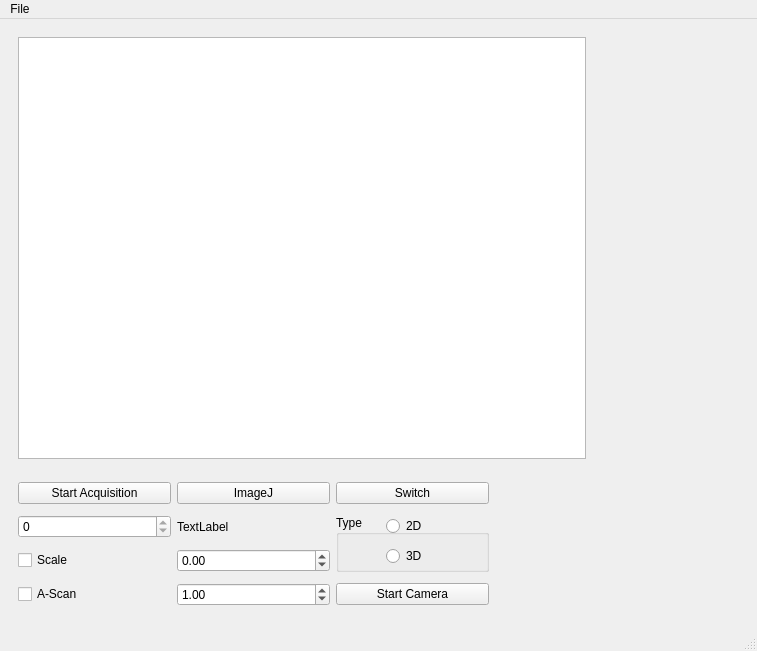
First picture: the form in front_window2.ui, repository bernardokyotoku/oct, before the edit.
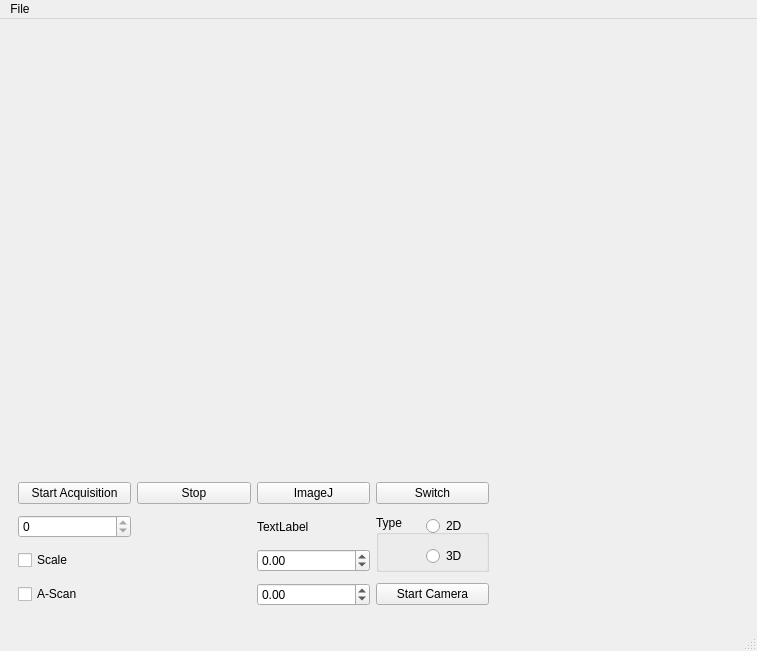
Second picture: the form after the edit.

Commit message: change transfer data from pipe to callback, start stop at the same button, changed a-scan plot to matplotlib

The edit to the form file:
```diff
--- a/front_window2.ui
+++ b/front_window2.ui
@@ -65,29 +65,6 @@
               <verstretch>0</verstretch>
              </sizepolicy>
             </property>
-            <layout class="QGridLayout" name="gridLayout">
-             <item row="0" column="0">
-              <widget class="QGraphicsView" name="tomography_view">
-               <property name="sizePolicy">
-                <sizepolicy hsizetype="Expanding" vsizetype="Expanding">
-                 <horstretch>0</horstretch>
-                 <verstretch>0</verstretch>
-                </sizepolicy>
-               </property>
-              </widget>
-             </item>
-            </layout>
-           </widget>
-          </item>
-          <item>
-           <widget class="QWidget" name="plot_holder_widget" native="true">
-            <property name="sizePolicy">
-             <sizepolicy hsizetype="Preferred" vsizetype="Preferred">
-              <horstretch>1</horstretch>
-              <verstretch>0</verstretch>
-             </sizepolicy>
-            </property>
-            <layout class="QGridLayout" name="gridLayout_5"/>
            </widget>
           </item>
          </layout>
@@ -145,14 +122,14 @@
                   </property>
                  </widget>
                 </item>
-                <item row="0" column="1">
+                <item row="0" column="2">
                  <widget class="QPushButton" name="imagej">
                   <property name="text">
                    <string>ImageJ</string>
                   </property>
                  </widget>
                 </item>
-                <item row="0" column="2">
+                <item row="0" column="3">
                  <widget class="QPushButton" name="switch_2">
                   <property name="text">
                    <string>Switch</string>
@@ -172,7 +149,7 @@
                   </property>
                  </widget>
                 </item>
-                <item row="1" column="1">
+                <item row="1" column="2">
                  <widget class="QLabel" name="label">
                   <property name="text">
                    <string>TextLabel</string>
@@ -186,7 +163,7 @@
                   </property>
                  </widget>
                 </item>
-                <item row="1" column="2" rowspan="2">
+                <item row="1" column="3" rowspan="2">
                  <widget class="QGroupBox" name="selection_box">
                   <property name="title">
                    <string>Type</string>
@@ -229,7 +206,7 @@
                   </property>
                  </widget>
                 </item>
-                <item row="2" column="1">
+                <item row="2" column="2">
                  <widget class="QDoubleSpinBox" name="saturation_spinbox">
                   <property name="minimum">
                    <double>-999999999.000000000000000</double>
@@ -239,26 +216,33 @@
                   </property>
                  </widget>
                 </item>
-                <item row="3" column="1">
-                 <widget class="QDoubleSpinBox" name="black_spinbox">
-                  <property name="minimum">
-                   <double>-999999999.000000000000000</double>
-                  </property>
-                  <property name="maximum">
-                   <double>999999999.000000000000000</double>
-                  </property>
-                  <property name="value">
-                   <double>1.000000000000000</double>
-                  </property>
-                 </widget>
-                </item>
                 <item row="3" column="2">
+                 <widget class="QDoubleSpinBox" name="black_spinbox">
+                  <property name="minimum">
+                   <double>-999999999.000000000000000</double>
+                  </property>
+                  <property name="maximum">
+                   <double>999999999.000000000000000</double>
+                  </property>
+                  <property name="value">
+                   <double>0.000000000000000</double>
+                  </property>
+                 </widget>
+                </item>
+                <item row="3" column="3">
                  <widget class="QPushButton" name="start_camera_button">
                   <property name="text">
                    <string>Start Camera</string>
                   </property>
                  </widget>
                 </item>
+                <item row="0" column="1">
+                 <widget class="QPushButton" name="stop_button">
+                  <property name="text">
+                   <string>Stop</string>
+                  </property>
+                 </widget>
+                </item>
                </layout>
               </widget>
              </item>
```
The commit also changes 1 other file.
